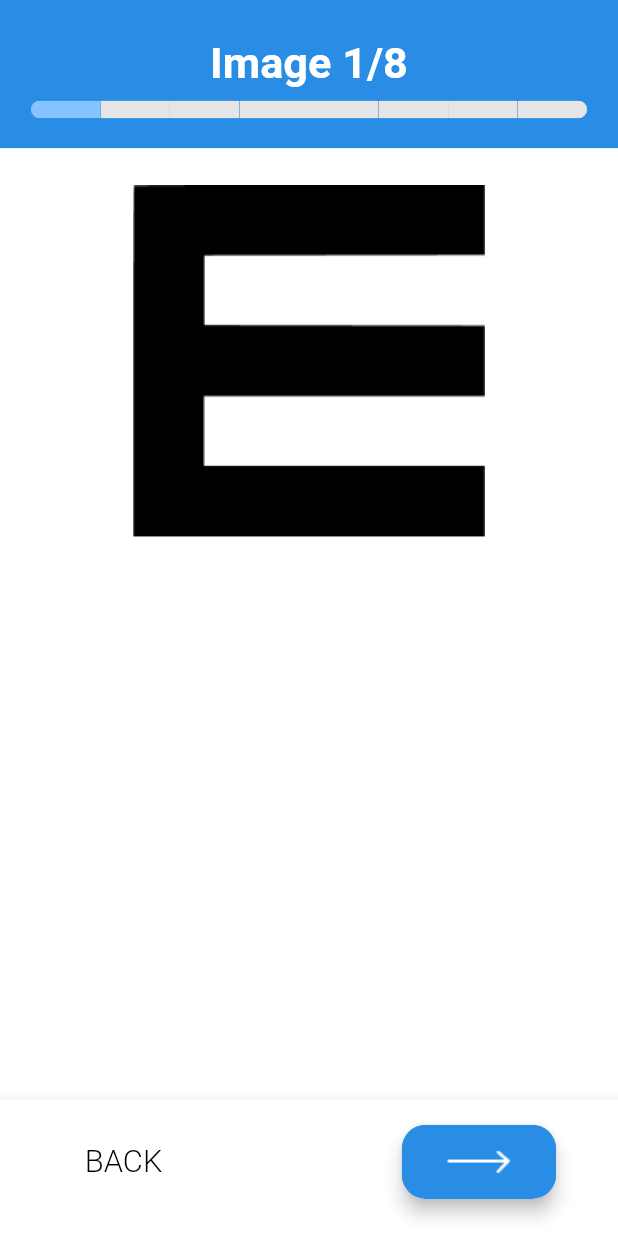
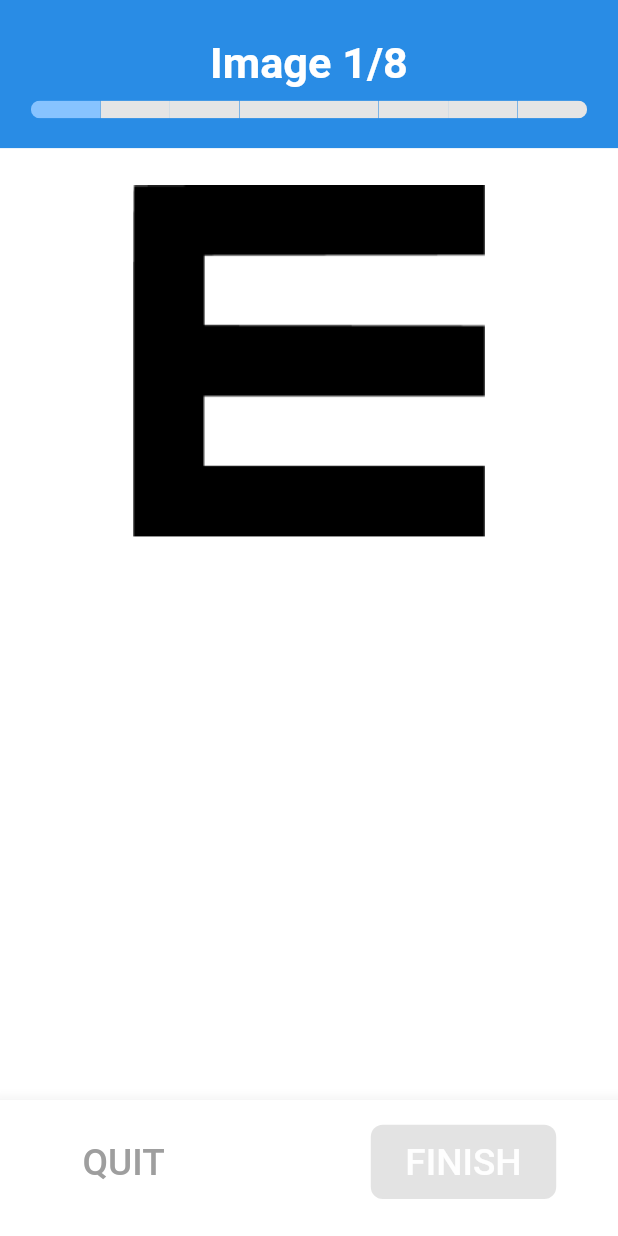
Before and after one commit to himanshuharlalka/HealthPredictor, a Flutter app: the Myopia screen opened directly, on a phone screen of 412 x 824 dp. Run offline on Flutter 3.47's test engine with Material 2 defaults, Android fonts, the phone set to English and light mode, and no system bars; drawn by our look-alikes of step_progress_indicator; our stand-ins replace audioplayers, cached_network_image, carousel_slider, cloud_firestore, firebase_auth, firebase_core and 6 more; missing offline and left inert: dart:ffi; accounts and stored records are empty.

Commit message:
myopia bottom nav changes

```diff
--- a/lib/UI/Myopia.dart
+++ b/lib/UI/Myopia.dart
@@ -41,8 +41,9 @@ class _MyopiaState extends State<Myopia> {
   String? selectedMcq;
   bool? showPopup;
   String ques = 'What number do you see?';
-  List<String> choices = ['up', 'down', 'left', 'right', 'aap','ab'];
-
+  List<String> choices = ['up', 'down', 'left', 'right', 'aap', 'ab'];
+  bool canFinish = true;
+  bool ended = false;
   void changePos(value) {
     setState(() {
       pos = value;
@@ -63,10 +64,8 @@ class _MyopiaState extends State<Myopia> {
       _text = "";
     } else {
       //test finish code
-      Navigator.pushReplacement(
-          context,
-          MaterialPageRoute(
-              builder: (context) => MyopiaResult(answers: pos)));
+      Navigator.pushReplacement(context,
+          MaterialPageRoute(builder: (context) => MyopiaResult(answers: pos)));
     }
   }
 
@@ -107,17 +106,23 @@ class _MyopiaState extends State<Myopia> {
 
   playLocal() async {
     AudioPlayer audioPlayer = await cache.play("myopia_audio.mp3");
+    setState(() => canFinish = false);
+
     audioPlayer.onPlayerStateChanged.listen((PlayerState s) {
       if (s == PlayerState.PAUSED ||
           s == PlayerState.STOPPED ||
           s == PlayerState.COMPLETED) {
         Future.delayed(const Duration(milliseconds: 0), () {
           _listen();
+          setState(() => canFinish = true);
         });
+
         Future.delayed(const Duration(milliseconds: 4000), () {
-          setState(() => _isListening = false);
-      _speech.stop();
-          checkAnswer();
+          if (!ended) {
+            setState(() => _isListening = false);
+            _speech.stop();
+            checkAnswer();
+          }
         });
       }
     });
@@ -172,8 +177,8 @@ class _MyopiaState extends State<Myopia> {
       if (available) {
         setState(() => _isListening = true);
         _speech.listen(
-          listenFor: Duration(seconds: 15),
-          pauseFor: Duration(seconds: 10),
+          listenFor: Duration(seconds: 4),
+          pauseFor: Duration(seconds: 4),
           onResult: (val) => setState(() {
             _text = val.recognizedWords;
 
@@ -306,16 +311,110 @@ class _MyopiaState extends State<Myopia> {
                     ),
                   ),
                   //SizedBox(height: height*0.01,),
-                  NavigateButtons(
-                    pos != 7 ? 'NEXT' : 'FINISH',
-                    'BACK',
-                    _isFilled![pos],
-                    height,
-                    width,
-                    context,
-                    nextPage,
-                    prevPage,
-                  ),
+                  // NavigateButtons(
+                  //   '',
+                  //   'QUIT',
+                  //   _isFilled![pos],
+                  //   height,
+                  //   width,
+                  //   context,
+                  //   nextPage,
+                  //   prevPage,
+                  // ),
+                  Material(
+                    elevation: 10,
+                    color: Colors.white,
+                    child: Container(
+                      margin: EdgeInsets.fromLTRB(
+                        0.1 * width,
+                        height * 0.02,
+                        0.1 * width,
+                        height * 0.03,
+                      ),
+                      child: Row(
+                        mainAxisAlignment: MainAxisAlignment.spaceBetween,
+                        children: [
+                          InkWell(
+                            onTap: () {
+                              if (canFinish) {
+                                setState(() {
+                                  _isListening = false;
+                                  ended = true;
+                                });
+                                _speech.stop();
+                                Navigator.of(context).pop();
+                              }
+                            },
+                            child: Ink(
+                              height: 0.06 * height,
+                              width: 0.2 * width,
+                              decoration: BoxDecoration(
+                                borderRadius: BorderRadius.all(
+                                  Radius.circular(8.0),
+                                ),
+                              ),
+                              child: Center(
+                                child: Text(
+                                  'QUIT',
+                                  style: TextStyle(
+                                    color: (canFinish)
+                                        ? Colors.black
+                                        : Colors.grey,
+                                    fontWeight: (canFinish)
+                                        ? FontWeight.w400
+                                        : FontWeight.w500,
+                                    fontSize: height * 0.03,
+                                  ),
+                                ),
+                              ),
+                            ),
+                          ),
+                          InkWell(
+                            onTap: () {
+                              if (canFinish) {
+                                setState(() {
+                                  _isListening = false;
+                                  ended = true;
+                                });
+                                _speech.stop();
+                                Navigator.pushReplacement(
+                                    context,
+                                    MaterialPageRoute(
+                                        builder: (context) =>
+                                            MyopiaResult(answers: pos)));
+                              }
+                            },
+                            child: Ink(
+                              height: 0.06 * height,
+                              width: 0.3 * width,
+                              decoration: BoxDecoration(
+                                color: (canFinish)
+                                    ? AppTheme.blue
+                                    : HexColor("#E3E3E3"),
+                                borderRadius: BorderRadius.all(
+                                  Radius.circular(8.0),
+                                ),
+                              ),
+                              child: Center(
+                                child: Text(
+                                  'FINISH',
+                                  style: TextStyle(
+                                    color: (canFinish)
+                                        ? AppTheme.white
+                                        : AppTheme.nearlyWhite,
+                                    fontWeight: (canFinish)
+                                        ? FontWeight.w400
+                                        : FontWeight.w500,
+                                    fontSize: height * 0.03,
+                                  ),
+                                ),
+                              ),
+                            ),
+                          ),
+                        ],
+                      ),
+                    ),
+                  )
                 ],
               ),
             ),
```
Also changed, not shown: 1 other file.
